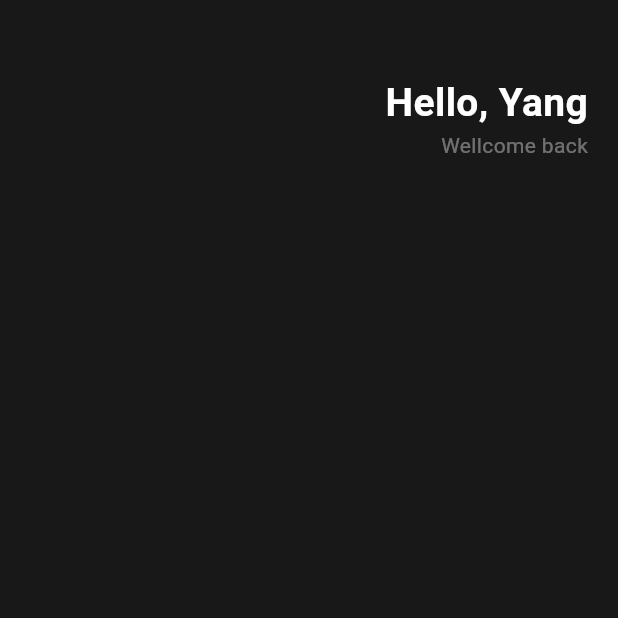
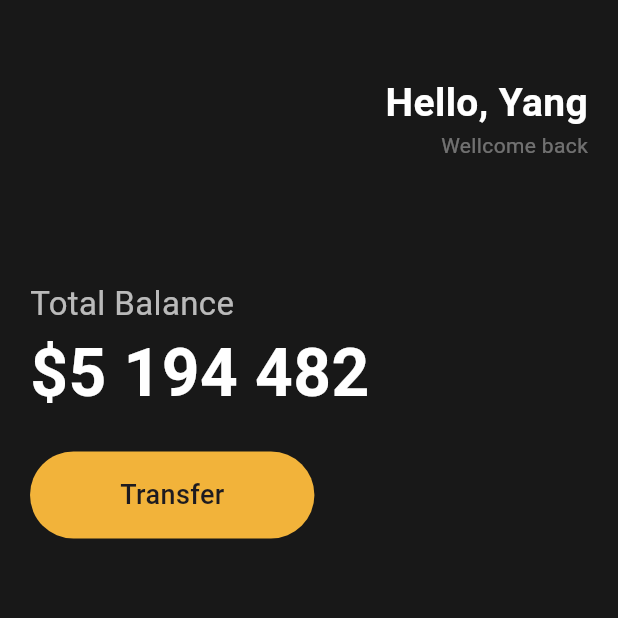
Before and after one commit to 313yang/toonflix, a Flutter app: the screen it shows after launch, on a phone screen of 412 x 824 dp, the top half of it. Run offline on Flutter 3.47's test engine with Material 3 defaults, Android fonts, the phone set to English and light mode, and no system bars; Roboto replaces fonts that are missing (Pretendard).

```diff
--- a/analysis_options.yaml
+++ b/analysis_options.yaml
@@ -21,6 +21,9 @@ linter:
   # `// ignore_for_file: name_of_lint` syntax on the line or in the file
   # producing the lint.
   rules:
+    prefer_const_constructors: false
+    prefer_const_literals_to_create_immutables: false
+    prefer_const_constructors_in_immutables: false
     # avoid_print: false  # Uncomment to disable the `avoid_print` rule
     # prefer_single_quotes: true  # Uncomment to enable the `prefer_single_quotes` rule
 
--- a/lib/main.dart
+++ b/lib/main.dart
@@ -9,7 +9,7 @@ class App extends StatelessWidget {
 
   @override
   Widget build(BuildContext context) {
-    return const MaterialApp(
+    return MaterialApp(
       home: Scaffold(
           backgroundColor: Color(0xFF181818),
           body: Padding(
@@ -17,6 +17,7 @@ class App extends StatelessWidget {
               horizontal: 20,
             ),
             child: Column(
+              crossAxisAlignment: CrossAxisAlignment.start,
               children: [
                 SizedBox(
                   height: 50,
@@ -46,6 +47,51 @@ class App extends StatelessWidget {
                       ],
                     )
                   ],
+                ),
+                SizedBox(
+                  height: 80,
+                ),
+                Text(
+                  "Total Balance",
+                  style: TextStyle(
+                    fontFamily: "Pretendard",
+                    color: Colors.white70,
+                    fontSize: 22,
+                  ),
+                ),
+                Text(
+                  "\$5 194 482",
+                  style: TextStyle(
+                    fontFamily: "Pretendard",
+                    color: Colors.white,
+                    fontSize: 44,
+                    fontWeight: FontWeight.w600,
+                  ),
+                ),
+                SizedBox(
+                  height: 20,
+                ),
+                Row(
+                  children: [
+                    Container(
+                      decoration: BoxDecoration(
+                          color: Color(0xFFF2B33A),
+                          borderRadius: BorderRadius.circular(48)),
+                      child: Padding(
+                        padding: EdgeInsets.symmetric(
+                          vertical: 16,
+                          horizontal: 60,
+                        ),
+                        child: Text(
+                          "Transfer",
+                          style: TextStyle(
+                            fontSize: 18,
+                            fontWeight: FontWeight.w500,
+                          ),
+                        ),
+                      ),
+                    )
+                  ],
                 )
               ],
             ),
```
